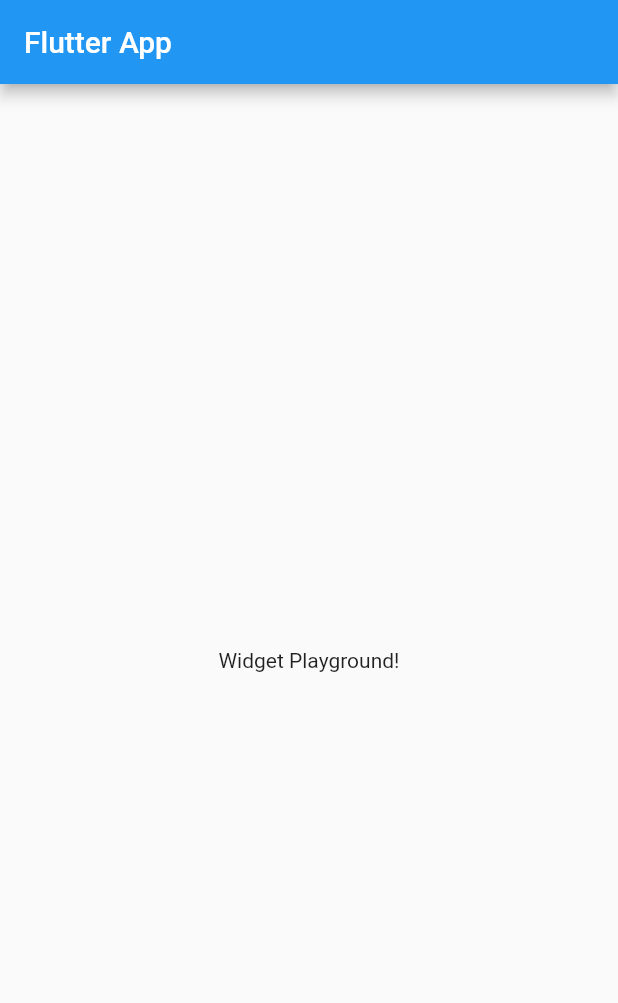
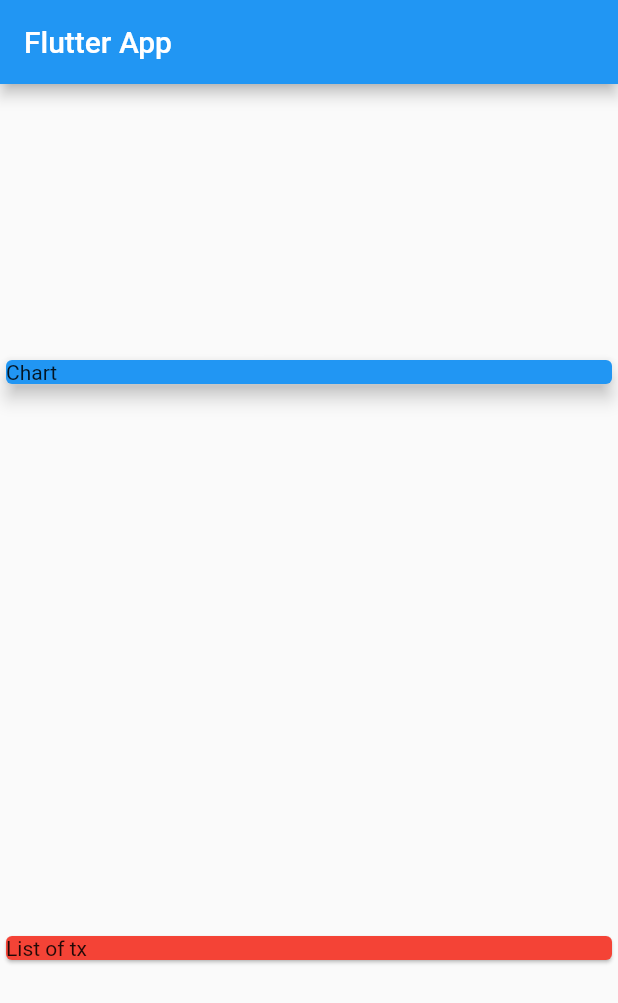
Before and after one commit to polnikovandrey/personal_expenses_app, a Flutter app: the screen it shows after launch, on a phone screen of 412 x 824 dp. Shown: the top 1003 px of the screen. Run offline on Flutter 3.47's test engine with Material 2 defaults, Android fonts, the phone set to English and light mode, and no system bars.

Commit message:
+ base screen layout mockup + column alignment tryout

```diff
--- a/lib/main.dart
+++ b/lib/main.dart
@@ -21,12 +21,26 @@ class MyHomePage extends StatelessWidget {
   @override
   Widget build(BuildContext context) {
     return Scaffold(
-      appBar: AppBar(
-        title: const Text('Flutter App'),
-      ),
-      body: const Center(
-        child: Text('Widget Playground!'),
-      ),
-    );
+        appBar: AppBar(
+          title: const Text('Flutter App'),
+        ),
+        body: Column(
+          crossAxisAlignment: CrossAxisAlignment.stretch,
+          mainAxisAlignment: MainAxisAlignment.spaceAround,
+          children: const [
+            SizedBox(
+              child: Card(
+                child: Text("Chart"),
+                color: Colors.blue,
+                elevation: 5,
+              ),
+              width: double.infinity,
+            ),
+            Card(
+              child: Text("List of tx"),
+              color: Colors.red,
+            )
+          ],
+        ));
   }
 }
```
